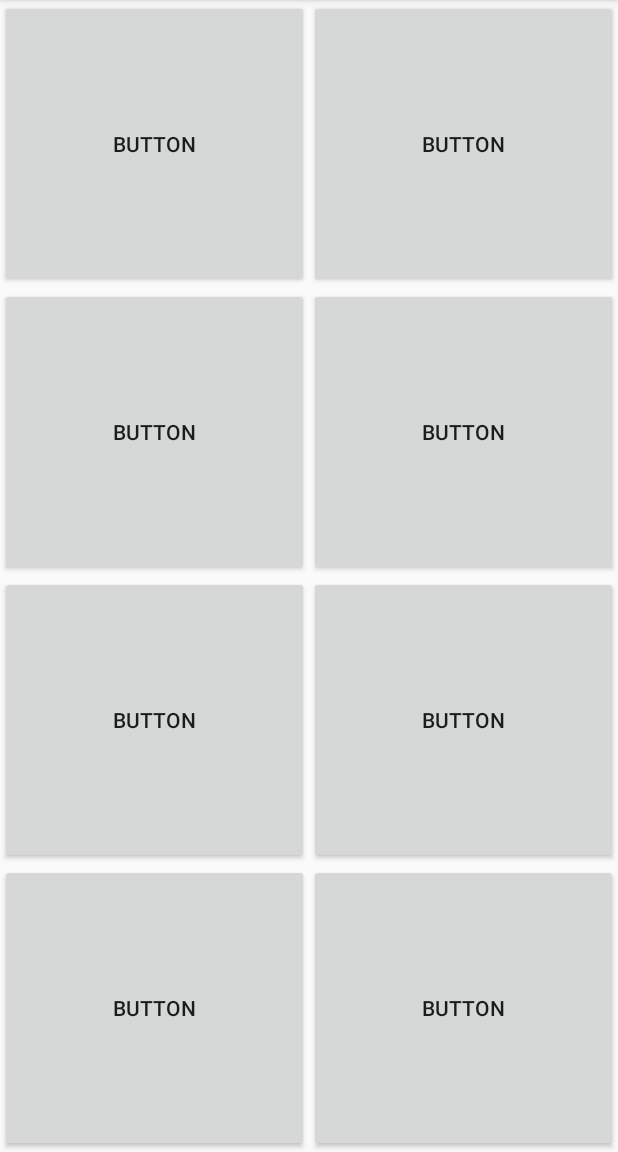
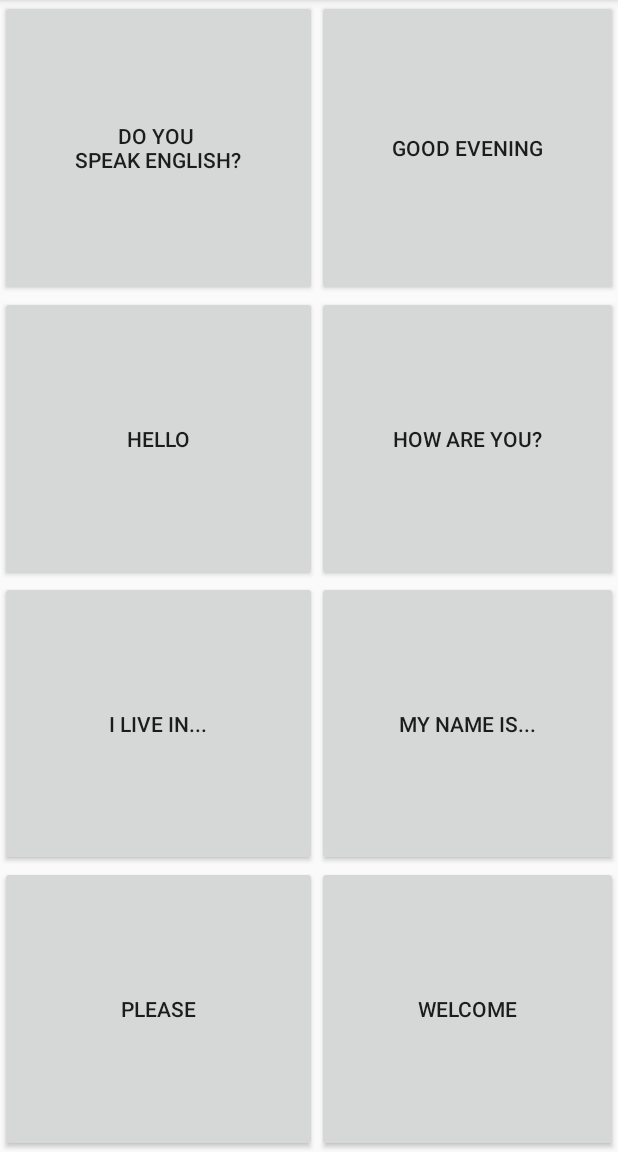
Before and after one commit to GreyWarden/basic-phrases-app, an Android app: the screen it shows after launch (MainActivity), on a phone screen of 412 x 824 dp, the part 84-1236 px from its top. Run offline under Robolectric (Android 15) with nearby library versions, the phone set to English and light mode, and no system bars.

Commit message:
Added text to buttons

```diff
--- a/app/src/main/res/layout/activity_main.xml
+++ b/app/src/main/res/layout/activity_main.xml
@@ -21,7 +21,7 @@
             android:id="@+id/button"
             android:layout_width="wrap_content"
             android:layout_height="wrap_content"
-            android:text="Button"
+            android:text="@string/do_you_speak_english_button"
             app:layout_column="0"
             app:layout_row="0"
             app:layout_gravity="fill"
@@ -32,7 +32,7 @@
             android:id="@+id/button2"
             android:layout_width="wrap_content"
             android:layout_height="wrap_content"
-            android:text="Button"
+            android:text="@string/good_evening_button"
             app:layout_column="1"
             app:layout_row="0"
             app:layout_gravity="fill"
@@ -44,7 +44,7 @@
             android:id="@+id/button3"
             android:layout_width="wrap_content"
             android:layout_height="wrap_content"
-            android:text="Button"
+            android:text="@string/hello_button"
             app:layout_column="0"
             app:layout_row="1"
             app:layout_gravity="fill"
@@ -56,7 +56,7 @@
             android:id="@+id/button4"
             android:layout_width="wrap_content"
             android:layout_height="wrap_content"
-            android:text="Button"
+            android:text="@string/how_are_you_button"
             app:layout_column="1"
             app:layout_row="1"
             app:layout_gravity="fill"
@@ -68,7 +68,7 @@
             android:id="@+id/button5"
             android:layout_width="wrap_content"
             android:layout_height="wrap_content"
-            android:text="Button"
+            android:text="@string/i_live_in_button"
             app:layout_column="0"
             app:layout_row="2"
             app:layout_gravity="fill"
@@ -80,7 +80,7 @@
             android:id="@+id/button6"
             android:layout_width="wrap_content"
             android:layout_height="wrap_content"
-            android:text="Button"
+            android:text="@string/my_name_is_button"
             app:layout_column="1"
             app:layout_row="2"
             app:layout_gravity="fill"
@@ -92,7 +92,7 @@
             android:id="@+id/button7"
             android:layout_width="wrap_content"
             android:layout_height="wrap_content"
-            android:text="Button"
+            android:text="@string/please_button"
             app:layout_column="0"
             app:layout_row="3"
             app:layout_gravity="fill"
@@ -104,7 +104,7 @@
             android:id="@+id/button8"
             android:layout_width="wrap_content"
             android:layout_height="wrap_content"
-            android:text="Button"
+            android:text="@string/welcome_button"
             app:layout_column="1"
             app:layout_row="3"
             app:layout_gravity="fill"
--- a/app/src/main/res/values/strings.xml
+++ b/app/src/main/res/values/strings.xml
@@ -1,3 +1,11 @@
 <resources>
     <string name="app_name">Basic Phrases</string>
+    <string name="do_you_speak_english_button">Do you \nspeak english?</string>
+    <string name="good_evening_button">Good evening</string>
+    <string name="hello_button">Hello</string>
+    <string name="how_are_you_button">How are you?</string>
+    <string name="i_live_in_button">I live in...</string>
+    <string name="my_name_is_button">My name is...</string>
+    <string name="please_button">Please</string>
+    <string name="welcome_button">Welcome</string>
 </resources>
```
